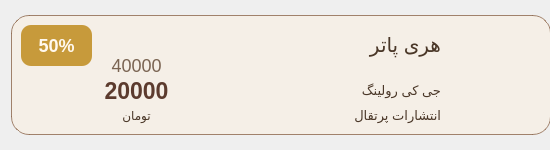
Before: the Qt Designer form Client/bookinfocard.ui in Onyx1907/Lumina-EBook-Platform, drawn with Qt 5.
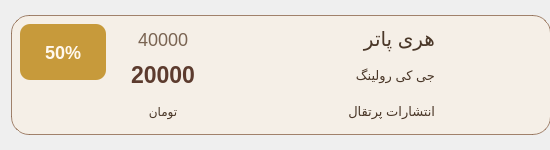
After: the same form once the commit is applied. Icons and pictures are not drawn.

Patch:
```diff
--- a/Client/bookinfocard.ui
+++ b/Client/bookinfocard.ui
@@ -73,181 +73,25 @@
 }
 </string>
      </property>
-     <widget class="QPushButton" name="book_cover">
-      <property name="geometry">
-       <rect>
-        <x>430</x>
-        <y>0</y>
-        <width>101</width>
-        <height>121</height>
-       </rect>
-      </property>
-      <property name="sizePolicy">
-       <sizepolicy hsizetype="Fixed" vsizetype="Fixed">
-        <horstretch>95</horstretch>
-        <verstretch>112</verstretch>
-       </sizepolicy>
-      </property>
-      <property name="minimumSize">
-       <size>
-        <width>95</width>
-        <height>112</height>
-       </size>
-      </property>
-      <property name="maximumSize">
-       <size>
-        <width>101</width>
-        <height>121</height>
-       </size>
-      </property>
-      <property name="styleSheet">
-       <string notr="true">   background: none;
-    background-color: transparent;
-
-    border: 1px solid transparent;</string>
-      </property>
-      <property name="text">
-       <string/>
-      </property>
-      <property name="icon">
-       <iconset resource="resources.qrc">
-        <normaloff>:/resources/default_book.png</normaloff>:/resources/default_book.png</iconset>
-      </property>
-      <property name="iconSize">
-       <size>
-        <width>110</width>
-        <height>110</height>
-       </size>
-      </property>
-     </widget>
-     <widget class="QLabel" name="author_label">
-      <property name="geometry">
-       <rect>
-        <x>190</x>
-        <y>60</y>
-        <width>240</width>
-        <height>30</height>
-       </rect>
-      </property>
-      <property name="minimumSize">
-       <size>
-        <width>240</width>
-        <height>30</height>
-       </size>
-      </property>
-      <property name="maximumSize">
-       <size>
-        <width>240</width>
-        <height>30</height>
-       </size>
-      </property>
-      <property name="styleSheet">
-       <string notr="true">qproperty-alignment: 'AlignLeft | AlignVCenter';
-font-size: 13px;
-</string>
-      </property>
-      <property name="text">
-       <string>جی کی رولینگ</string>
-      </property>
-      <property name="textFormat">
-       <enum>Qt::PlainText</enum>
-      </property>
-      <property name="alignment">
-       <set>Qt::AlignLeading|Qt::AlignLeft|Qt::AlignVCenter</set>
-      </property>
-      <property name="wordWrap">
-       <bool>true</bool>
-      </property>
-     </widget>
-     <widget class="QLabel" name="name_label">
-      <property name="geometry">
-       <rect>
-        <x>190</x>
-        <y>10</y>
-        <width>240</width>
-        <height>40</height>
-       </rect>
-      </property>
-      <property name="minimumSize">
-       <size>
-        <width>240</width>
-        <height>40</height>
-       </size>
-      </property>
-      <property name="maximumSize">
-       <size>
-        <width>240</width>
-        <height>40</height>
-       </size>
-      </property>
-      <property name="styleSheet">
-       <string notr="true">qproperty-alignment: 'AlignLeft | AlignVCenter';
-font-size: 20px;
-</string>
-      </property>
-      <property name="text">
-       <string>هری پاتر</string>
-      </property>
-      <property name="textFormat">
-       <enum>Qt::PlainText</enum>
-      </property>
-      <property name="alignment">
-       <set>Qt::AlignLeading|Qt::AlignLeft|Qt::AlignVCenter</set>
-      </property>
-      <property name="wordWrap">
-       <bool>true</bool>
-      </property>
-     </widget>
-     <widget class="QLabel" name="publisher_label">
-      <property name="geometry">
-       <rect>
-        <x>190</x>
-        <y>90</y>
-        <width>240</width>
-        <height>20</height>
-       </rect>
-      </property>
-      <property name="minimumSize">
-       <size>
-        <width>240</width>
-        <height>20</height>
-       </size>
-      </property>
-      <property name="maximumSize">
-       <size>
-        <width>240</width>
-        <height>20</height>
-       </size>
-      </property>
-      <property name="styleSheet">
-       <string notr="true">qproperty-alignment: 'AlignLeft | AlignVCenter';
-font-size: 13px;
-</string>
-      </property>
-      <property name="text">
-       <string>انتشارات پرتقال</string>
-      </property>
-      <property name="textFormat">
-       <enum>Qt::PlainText</enum>
-      </property>
-      <property name="alignment">
-       <set>Qt::AlignLeading|Qt::AlignLeft|Qt::AlignVCenter</set>
-      </property>
-      <property name="wordWrap">
-       <bool>true</bool>
-      </property>
-     </widget>
-     <widget class="QLabel" name="discount_label">
-      <property name="geometry">
-       <rect>
-        <x>10</x>
-        <y>10</y>
-        <width>71</width>
-        <height>41</height>
-       </rect>
-      </property>
-      <property name="styleSheet">
-       <string notr="true">QLabel {
+     <layout class="QHBoxLayout" name="horizontalLayout_2">
+      <item>
+       <layout class="QVBoxLayout" name="verticalLayout_3">
+        <item>
+         <widget class="QLabel" name="discount_label">
+          <property name="minimumSize">
+           <size>
+            <width>70</width>
+            <height>0</height>
+           </size>
+          </property>
+          <property name="maximumSize">
+           <size>
+            <width>100</width>
+            <height>16777215</height>
+           </size>
+          </property>
+          <property name="styleSheet">
+           <string notr="true">QLabel {
     background-color: #C79A3B;
     color: #FFF8EE;
     border-radius: 10px;
@@ -257,25 +101,115 @@
 qproperty-alignment: 'AlignHCenter | AlignVCenter';
 }
 </string>
-      </property>
-      <property name="text">
-       <string>50%</string>
-      </property>
-      <property name="alignment">
-       <set>Qt::AlignCenter</set>
-      </property>
-     </widget>
-     <widget class="QLabel" name="oldPrice_label">
-      <property name="geometry">
-       <rect>
-        <x>50</x>
-        <y>40</y>
-        <width>151</width>
-        <height>20</height>
-       </rect>
-      </property>
-      <property name="styleSheet">
-       <string notr="true">QLabel {
+          </property>
+          <property name="text">
+           <string>50%</string>
+          </property>
+          <property name="alignment">
+           <set>Qt::AlignCenter</set>
+          </property>
+         </widget>
+        </item>
+        <item>
+         <layout class="QHBoxLayout" name="horizontalLayout">
+          <item>
+           <widget class="QPushButton" name="delete_pushButton">
+            <property name="sizePolicy">
+             <sizepolicy hsizetype="Fixed" vsizetype="Fixed">
+              <horstretch>0</horstretch>
+              <verstretch>0</verstretch>
+             </sizepolicy>
+            </property>
+            <property name="minimumSize">
+             <size>
+              <width>40</width>
+              <height>40</height>
+             </size>
+            </property>
+            <property name="maximumSize">
+             <size>
+              <width>40</width>
+              <height>40</height>
+             </size>
+            </property>
+            <property name="styleSheet">
+             <string notr="true">    background: none;
+    background-color: transparent;
+
+    border: 1px solid transparent;</string>
+            </property>
+            <property name="text">
+             <string/>
+            </property>
+            <property name="icon">
+             <iconset resource="resources.qrc">
+              <normaloff>:/resources/delete_icon.png</normaloff>:/resources/delete_icon.png</iconset>
+            </property>
+            <property name="iconSize">
+             <size>
+              <width>26</width>
+              <height>26</height>
+             </size>
+            </property>
+           </widget>
+          </item>
+          <item>
+           <widget class="QPushButton" name="edit_pushButton">
+            <property name="minimumSize">
+             <size>
+              <width>40</width>
+              <height>40</height>
+             </size>
+            </property>
+            <property name="maximumSize">
+             <size>
+              <width>40</width>
+              <height>40</height>
+             </size>
+            </property>
+            <property name="styleSheet">
+             <string notr="true">    background: none;
+    background-color: transparent;
+
+    border: 1px solid transparent;</string>
+            </property>
+            <property name="text">
+             <string/>
+            </property>
+            <property name="icon">
+             <iconset resource="resources.qrc">
+              <normaloff>:/resources/edit_icon.svg</normaloff>:/resources/edit_icon.svg</iconset>
+            </property>
+            <property name="iconSize">
+             <size>
+              <width>26</width>
+              <height>26</height>
+             </size>
+            </property>
+           </widget>
+          </item>
+         </layout>
+        </item>
+       </layout>
+      </item>
+      <item>
+       <layout class="QVBoxLayout" name="verticalLayout_2">
+        <item>
+         <widget class="QLabel" name="oldPrice_label">
+          <property name="minimumSize">
+           <size>
+            <width>100</width>
+            <height>0</height>
+           </size>
+          </property>
+          <property name="maximumSize">
+           <size>
+            <width>150</width>
+            <height>16777215</height>
+           </size>
+          </property>
+          <property name="styleSheet">
+           <string notr="true">QLabel {
     color: #7A6452;
     font-size: 18px;
     background: transparent;
@@ -283,25 +217,31 @@
 qproperty-alignment: 'AlignHCenter | AlignVCenter';
 }
 </string>
-      </property>
-      <property name="text">
-       <string>40000</string>
-      </property>
-      <property name="alignment">
-       <set>Qt::AlignCenter</set>
-      </property>
-     </widget>
-     <widget class="QLabel" name="finalPrice_label">
-      <property name="geometry">
-       <rect>
-        <x>50</x>
-        <y>60</y>
-        <width>151</width>
-        <height>31</height>
-       </rect>
-      </property>
-      <property name="styleSheet">
-       <string notr="true">QLabel {
+          </property>
+          <property name="text">
+           <string>40000</string>
+          </property>
+          <property name="alignment">
+           <set>Qt::AlignCenter</set>
+          </property>
+         </widget>
+        </item>
+        <item>
+         <widget class="QLabel" name="finalPrice_label">
+          <property name="minimumSize">
+           <size>
+            <width>100</width>
+            <height>0</height>
+           </size>
+          </property>
+          <property name="maximumSize">
+           <size>
+            <width>150</width>
+            <height>16777215</height>
+           </size>
+          </property>
+          <property name="styleSheet">
+           <string notr="true">QLabel {
     color: #5C3B2E;
     font-size: 23px;
     font-weight: 700;
@@ -310,30 +250,184 @@
 qproperty-alignment: 'AlignHCenter | AlignVCenter';
 }
 </string>
-      </property>
-      <property name="text">
-       <string>20000</string>
-      </property>
-      <property name="alignment">
-       <set>Qt::AlignCenter</set>
-      </property>
-     </widget>
-     <widget class="QLabel" name="tooman_label">
-      <property name="geometry">
-       <rect>
-        <x>100</x>
-        <y>90</y>
-        <width>51</width>
-        <height>21</height>
-       </rect>
-      </property>
-      <property name="text">
-       <string>تومان</string>
-      </property>
-      <property name="alignment">
-       <set>Qt::AlignCenter</set>
-      </property>
-     </widget>
+          </property>
+          <property name="text">
+           <string>20000</string>
+          </property>
+          <property name="alignment">
+           <set>Qt::AlignCenter</set>
+          </property>
+         </widget>
+        </item>
+        <item>
+         <widget class="QLabel" name="tooman_label">
+          <property name="minimumSize">
+           <size>
+            <width>100</width>
+            <height>0</height>
+           </size>
+          </property>
+          <property name="maximumSize">
+           <size>
+            <width>150</width>
+            <height>16777215</height>
+           </size>
+          </property>
+          <property name="text">
+           <string>تومان</string>
+          </property>
+          <property name="alignment">
+           <set>Qt::AlignCenter</set>
+          </property>
+         </widget>
+        </item>
+       </layout>
+      </item>
+      <item>
+       <layout class="QVBoxLayout" name="verticalLayout">
+        <item>
+         <widget class="QLabel" name="name_label">
+          <property name="minimumSize">
+           <size>
+            <width>215</width>
+            <height>0</height>
+           </size>
+          </property>
+          <property name="maximumSize">
+           <size>
+            <width>215</width>
+            <height>16777215</height>
+           </size>
+          </property>
+          <property name="styleSheet">
+           <string notr="true">qproperty-alignment: 'AlignLeft | AlignVCenter';
+font-size: 20px;
+</string>
+          </property>
+          <property name="text">
+           <string>هری پاتر</string>
+          </property>
+          <property name="textFormat">
+           <enum>Qt::PlainText</enum>
+          </property>
+          <property name="alignment">
+           <set>Qt::AlignLeading|Qt::AlignLeft|Qt::AlignVCenter</set>
+          </property>
+          <property name="wordWrap">
+           <bool>true</bool>
+          </property>
+         </widget>
+        </item>
+        <item>
+         <widget class="QLabel" name="author_label">
+          <property name="minimumSize">
+           <size>
+            <width>215</width>
+            <height>0</height>
+           </size>
+          </property>
+          <property name="maximumSize">
+           <size>
+            <width>215</width>
+            <height>16777215</height>
+           </size>
+          </property>
+          <property name="styleSheet">
+           <string notr="true">qproperty-alignment: 'AlignLeft | AlignVCenter';
+font-size: 13px;
+</string>
+          </property>
+          <property name="text">
+           <string>جی کی رولینگ</string>
+          </property>
+          <property name="textFormat">
+           <enum>Qt::PlainText</enum>
+          </property>
+          <property name="alignment">
+           <set>Qt::AlignLeading|Qt::AlignLeft|Qt::AlignVCenter</set>
+          </property>
+          <property name="wordWrap">
+           <bool>true</bool>
+          </property>
+         </widget>
+        </item>
+        <item>
+         <widget class="QLabel" name="publisher_label">
+          <property name="minimumSize">
+           <size>
+            <width>215</width>
+            <height>0</height>
+           </size>
+          </property>
+          <property name="maximumSize">
+           <size>
+            <width>215</width>
+            <height>16777215</height>
+           </size>
+          </property>
+          <property name="styleSheet">
+           <string notr="true">qproperty-alignment: 'AlignLeft | AlignVCenter';
+font-size: 13px;
+</string>
+          </property>
+          <property name="text">
+           <string>انتشارات پرتقال</string>
+          </property>
+          <property name="textFormat">
+           <enum>Qt::PlainText</enum>
+          </property>
+          <property name="alignment">
+           <set>Qt::AlignLeading|Qt::AlignLeft|Qt::AlignVCenter</set>
+          </property>
+          <property name="wordWrap">
+           <bool>true</bool>
+          </property>
+         </widget>
+        </item>
+       </layout>
+      </item>
+      <item>
+       <widget class="QPushButton" name="book_cover">
+        <property name="sizePolicy">
+         <sizepolicy hsizetype="Fixed" vsizetype="Fixed">
+          <horstretch>95</horstretch>
+          <verstretch>112</verstretch>
+         </sizepolicy>
+        </property>
+        <property name="minimumSize">
+         <size>
+          <width>95</width>
+          <height>112</height>
+         </size>
+        </property>
+        <property name="maximumSize">
+         <size>
+          <width>101</width>
+          <height>121</height>
+         </size>
+        </property>
+        <property name="styleSheet">
+         <string notr="true">   background: none;
+    background-color: transparent;
+
+    border: 1px solid transparent;</string>
+        </property>
+        <property name="text">
+         <string/>
+        </property>
+        <property name="icon">
+         <iconset resource="resources.qrc">
+          <normaloff>:/resources/default_book.png</normaloff>:/resources/default_book.png</iconset>
+        </property>
+        <property name="iconSize">
+         <size>
+          <width>100</width>
+          <height>100</height>
+         </size>
+        </property>
+       </widget>
+      </item>
+     </layout>
     </widget>
    </item>
   </layout>
```
